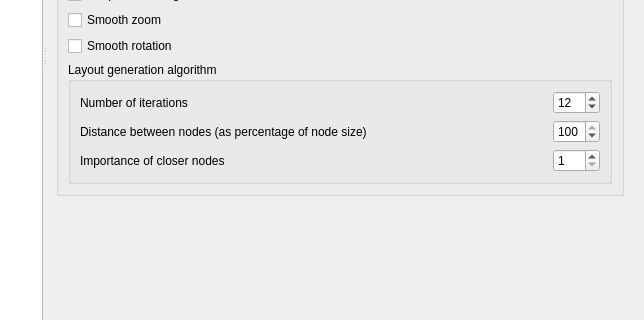
Above: spinetoolbox/ui/settings.ui from spine-tools/Spine-Toolbox before the change; both pictures show x 139 to 783 and y 277 to 597 of the 783 by 692 pixel window. Below: the same form after it.
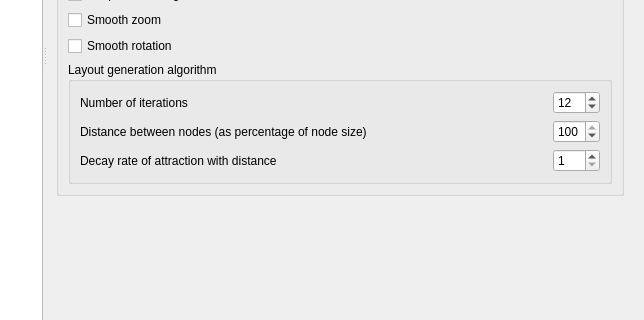
That is the form after the change. Icons and pictures are not drawn. Custom widgets are drawn as their Qt base class.

The edit to the form file:
```diff
--- a/spinetoolbox/ui/settings.ui
+++ b/spinetoolbox/ui/settings.ui
@@ -1191,7 +1191,7 @@
               <item row="3" column="0">
                <widget class="QLabel" name="label_16">
                 <property name="text">
-                 <string>Importance of closer nodes</string>
+                 <string>Decay rate of attraction with distance</string>
                 </property>
                </widget>
               </item>
```
